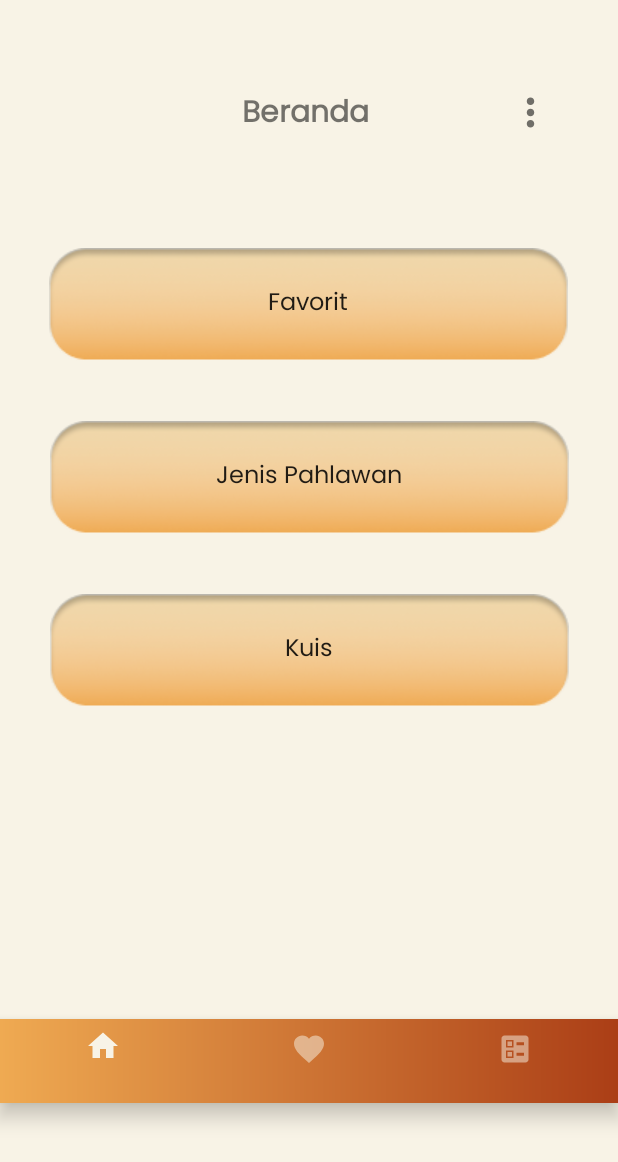
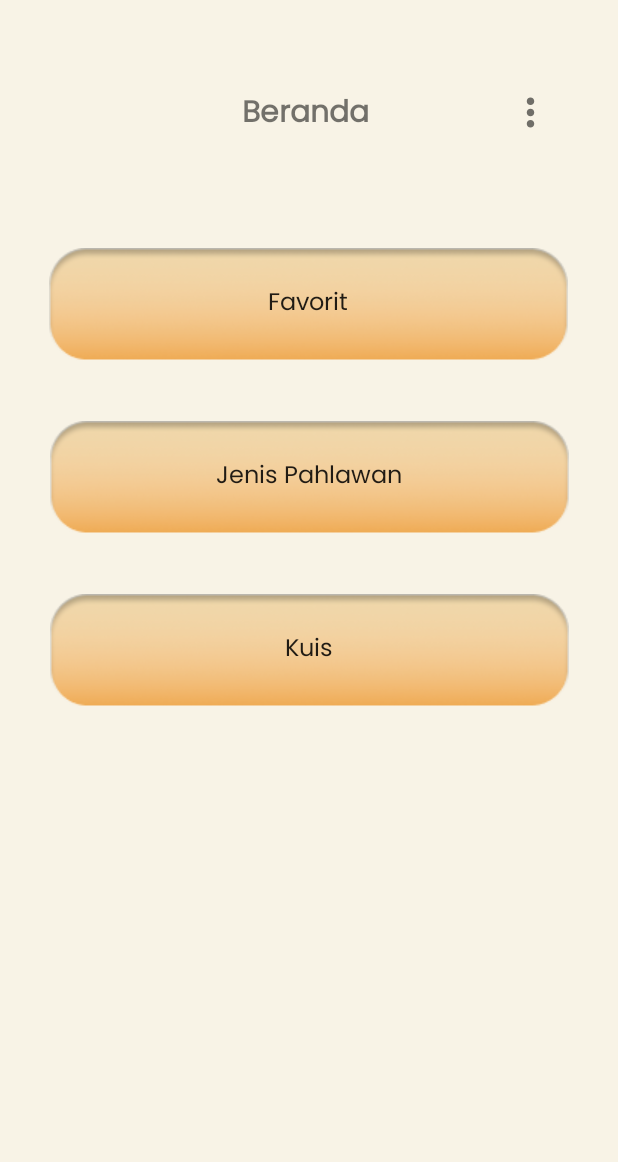
Before and after one commit to christiansiahaann/Pedjoeang, an Android app: the layout beranda.xml on its own in the app's theme, with its tools: preview values and no code run, on a phone screen of 412 x 824 dp. Shown: the top 1162 px of the screen. Run offline under Robolectric (Android 15) with nearby library versions, the phone set to English and light mode, and no system bars; plain views replace GradientTextView.

Commit message:
benerein beranda.xml

```diff
--- a/app/src/main/java/com/prakpapb2/intro1/FragmentHome.java
+++ b/app/src/main/java/com/prakpapb2/intro1/FragmentHome.java
@@ -13,6 +13,6 @@ public class FragmentHome extends Fragment {
     @Nullable
     @Override
     public View onCreateView(@NonNull LayoutInflater inflater, @Nullable ViewGroup container, @Nullable Bundle savedInstanceState) {
-        return inflater.inflate(R.layout.fragment_home, container, false);
+        return inflater.inflate(R.layout.beranda, container, false);
     }
 }
--- a/app/src/main/res/layout/beranda.xml
+++ b/app/src/main/res/layout/beranda.xml
@@ -100,26 +100,4 @@
         android:fontFamily="@font/poppins"
         android:textSize="16sp"/>
 
-    <com.google.android.material.bottomnavigation.BottomNavigationView
-        android:id="@+id/bottom_navigation_menu"
-        android:layout_width="match_parent"
-        android:layout_height="wrap_content"
-        android:layout_alignParentBottom="true"
-        android:layout_marginTop="208dp"
-        android:background="@drawable/custom_button3"
-        app:itemIconTint="@drawable/selector"
-        app:layout_constraintTop_toBottomOf="@+id/button3"
-        app:menu="@menu/bottom_menu"
-        tools:ignore="MissingConstraints"
-        tools:layout_editor_absoluteX="0dp">
-
-    </com.google.android.material.bottomnavigation.BottomNavigationView>
-
-    <FrameLayout
-        android:id="@+id/container_fragment"
-        android:layout_width="match_parent"
-        android:layout_height="wrap_content"
-        android:layout_above="@+id/bottom_navigation_menu"
-        tools:ignore="MissingConstraints" />
-
 </androidx.constraintlayout.widget.ConstraintLayout>
```
